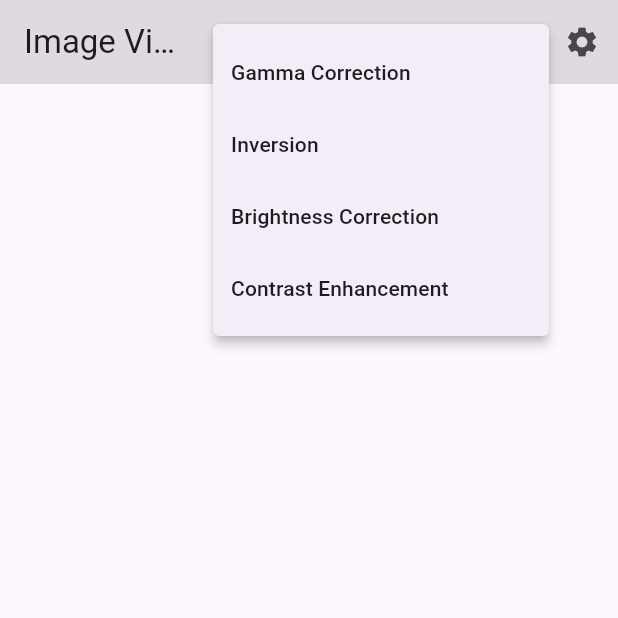
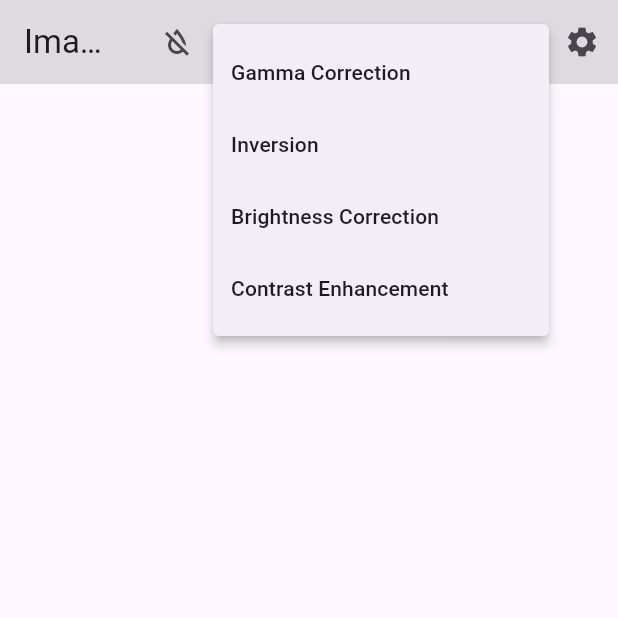
Before and after one commit to FilipKolodziejczyk/computer-graphics, a Flutter app: the screen it shows after launch, after a tap on the "filter" icon, on a phone screen of 412 x 824 dp, the top half of it. Run offline on Flutter 3.47's test engine with Material 2 defaults, Android fonts, the light colour scheme and no system bars; our stand-ins replace cross_file, file_picker, fl_chart; missing offline and left inert: window_size.

Commit message:
Added grayscale conversion

```diff
--- a/task1/image_viewer/lib/main.dart
+++ b/task1/image_viewer/lib/main.dart
@@ -51,12 +51,14 @@ class MyHomePage extends StatelessWidget {
     var functionalFilters = appState.functionalFilters;
     var convolutionFilters = appState.convolutionFilters;
     var updateLinearFilter = appState.updateLinearFilter;
+    var convertToGrayscale = appState.convertToGrayscale;
 
     return Scaffold(
         appBar: AppBar(
           title: const Text('Image Viewer'),
           backgroundColor: Theme.of(context).focusColor,
           actions: [
+            ConvertToGrayscaleButton(convertToGrayscale: convertToGrayscale),
             FunctionalFiltersButton(
               applyFilter: applyFilter,
               functionalFilters: functionalFilters + linearFilters,
--- a/task1/image_viewer/lib/widgets/imageActions.dart
+++ b/task1/image_viewer/lib/widgets/imageActions.dart
@@ -35,11 +35,7 @@ class SaveButton extends StatelessWidget {
 }
 
 class RestoreButton extends StatelessWidget {
-  const RestoreButton({
-    super.key,
-    required this.restoreOriginalImage,
-  });
-
+  const RestoreButton({super.key, required this.restoreOriginalImage});
   final Function() restoreOriginalImage;
 
   @override
@@ -54,11 +50,7 @@ class RestoreButton extends StatelessWidget {
 }
 
 class OpenButton extends StatelessWidget {
-  const OpenButton({
-    super.key,
-    required this.loadImage,
-  });
-
+  const OpenButton({super.key, required this.loadImage});
   final Function(String path) loadImage;
 
   @override
@@ -80,3 +72,18 @@ class OpenButton extends StatelessWidget {
     );
   }
 }
+
+class ConvertToGrayscaleButton extends StatelessWidget {
+  const ConvertToGrayscaleButton({super.key, required this.convertToGrayscale});
+  final Function() convertToGrayscale;
+
+  @override
+  Widget build(BuildContext context) {
+    return IconButton(
+      icon: const Icon(Icons.format_color_reset_outlined),
+      tooltip: 'Convert to grayscale',
+      hoverColor: Colors.transparent,
+      onPressed: () => convertToGrayscale(),
+    );
+  }
+}
```
Also changed, not shown: task1/image_viewer/lib/state.dart (+24 -0 lines).
